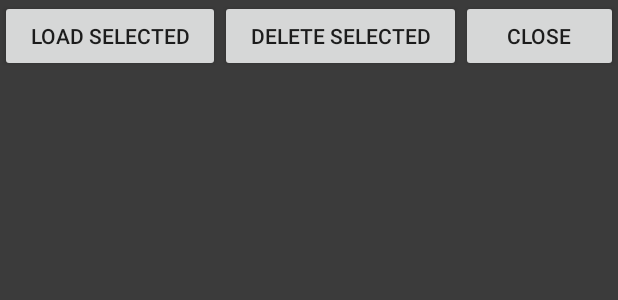
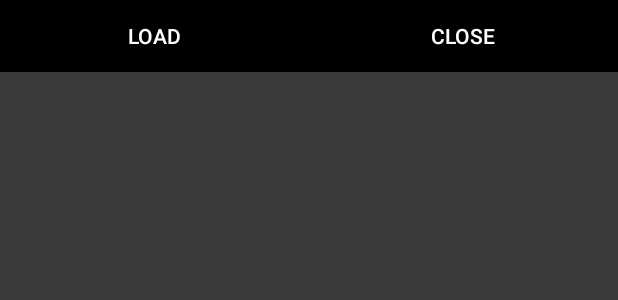
Before and after one commit to dkramer95/Spoze, an Android app: the layout gallery_fragment_layout.xml on its own in the app's theme, with its tools: preview values and no code run, on a phone screen of 412 x 824 dp. Shown: the top 300 px of the screen. Run offline under Robolectric (Android 15) with nearby library versions, the phone set to English and light mode, and no system bars.

Commit message:
Experimental delete individual items

```diff
--- a/app/src/main/java/edu/neumont/dkramer/spoze3/DebugVisualizationActivity.java
+++ b/app/src/main/java/edu/neumont/dkramer/spoze3/DebugVisualizationActivity.java
@@ -4,6 +4,7 @@ import android.graphics.Bitmap;
 import android.graphics.BitmapFactory;
 import android.opengl.GLSurfaceView;
 import android.os.Bundle;
+import android.util.Log;
 import android.view.View;
 import android.widget.SeekBar;
 import android.widget.TextView;
@@ -133,6 +134,11 @@ public class DebugVisualizationActivity extends VisualizationActivity implements
         });
     }
 
+    public void deleteItemButtonClicked(View view) {
+        mGalleryFragment.delete(view);
+        Log.i(TAG, "Should delete item");
+    }
+
     public void deleteSelectedButtonClicked(View view) {
         mGalleryFragment.deleteSelected();
     }
--- a/app/src/main/java/edu/neumont/dkramer/spoze3/models/GLSquare.java
+++ b/app/src/main/java/edu/neumont/dkramer/spoze3/models/GLSquare.java
@@ -31,7 +31,7 @@ public class GLSquare extends GLModel {
     protected static final int COLOR_OFFSET = 3;
 
     private static final float[] VERTEX_DATA = {
-            // X, Y, Z,
+            // x, Y, Z,
             // R, G, B, A
             1.0f, -1.0f, 0.0f,
             1.0f, 0.0f, 0.0f, 1.0f,
--- a/app/src/main/res/layout/gallery_fragment_layout.xml
+++ b/app/src/main/res/layout/gallery_fragment_layout.xml
@@ -27,24 +27,20 @@
                 android:layout_width="wrap_content"
                 android:layout_height="wrap_content"
                 android:layout_weight="1"
+                android:background="@android:color/background_dark"
                 android:onClick="loadSelectedButtonClicked"
-                android:text="Load Selected" />
-
-            <Button
-                android:id="@+id/deleteSelectedButton"
-                android:layout_width="wrap_content"
-                android:layout_height="wrap_content"
-                android:layout_weight="1"
-                android:onClick="deleteSelectedButtonClicked"
-                android:text="Delete Selected" />
+                android:text="Load"
+                android:textColor="@android:color/background_light" />
 
             <Button
                 android:id="@+id/closeButton"
                 android:layout_width="wrap_content"
                 android:layout_height="wrap_content"
                 android:layout_weight="1"
+                android:background="@android:color/background_dark"
                 android:onClick="closeButtonClicked"
-                android:text="Close" />
+                android:text="Close"
+                android:textColor="@android:color/background_light" />
         </LinearLayout>
 
         <android.support.v7.widget.RecyclerView
```
Also changed, not shown: app/src/main/java/edu/neumont/dkramer/spoze3/GalleryFragment.java (+54 -30 lines), app/src/main/java/edu/neumont/dkramer/spoze3/GalleryItemView.java (+11 -0 lines), app/src/main/java/edu/neumont/dkramer/spoze3/scene/SignScene.java (+7 -5 lines), app/src/main/res/layout/cell_layout.xml (+16 -0 lines), app/src/main/res/drawable/x.png (added).
